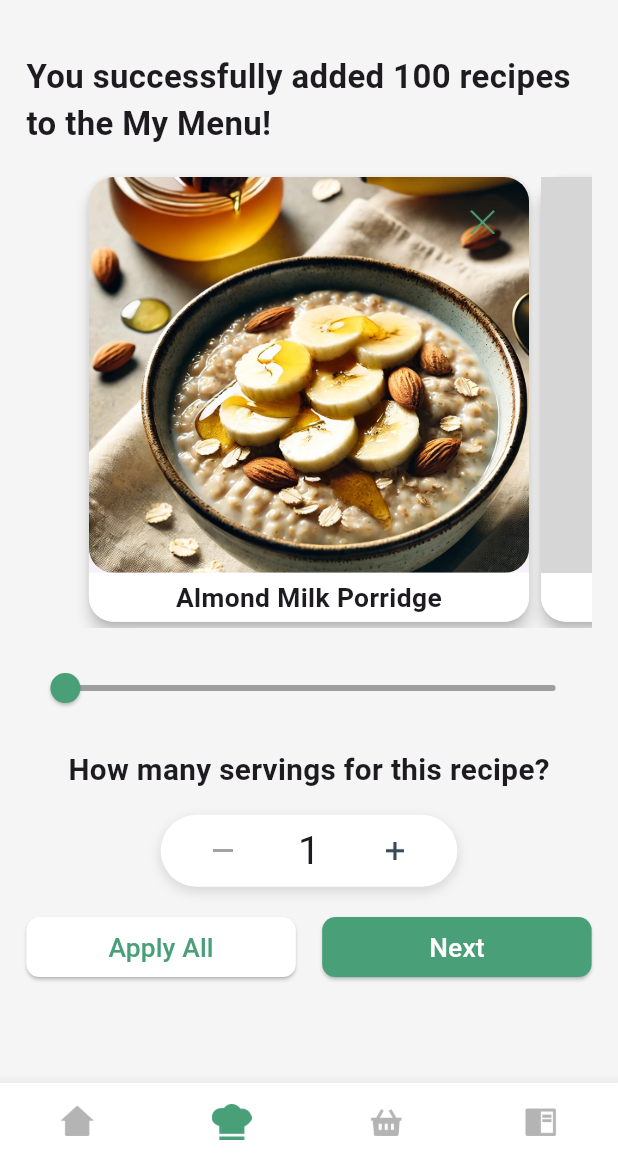
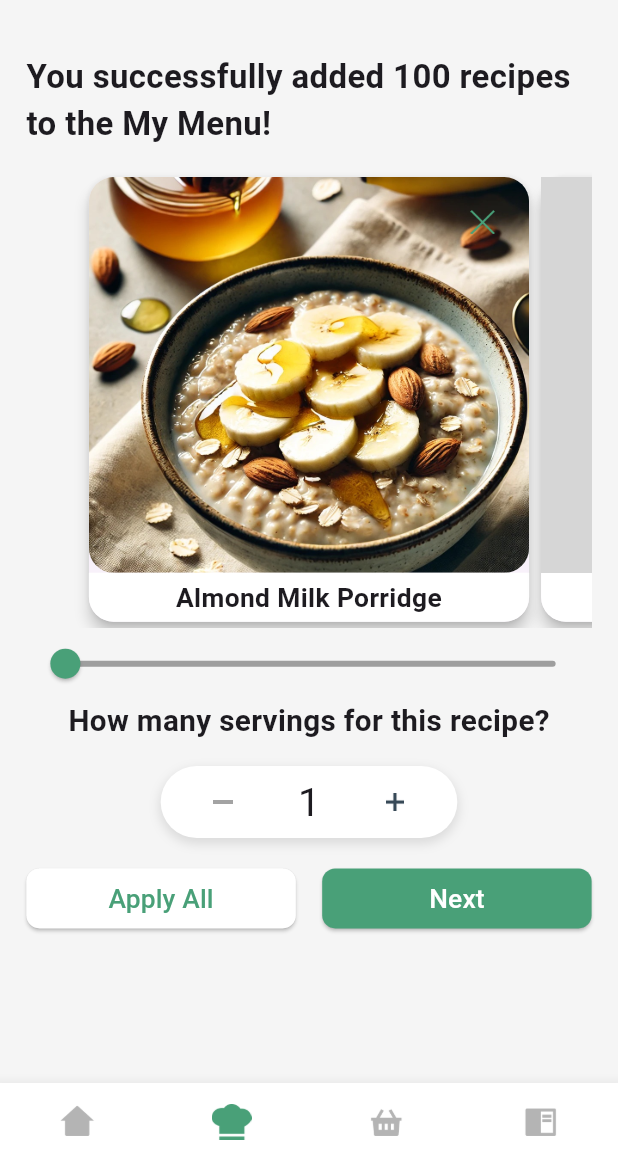
Before and after one commit to aadityayadav17/binarybandits, a Flutter app: the RecipeOverviewScreen screen opened directly, on a phone screen of 412 x 824 dp, the part 64-1236 px from its top. Run offline on Flutter 3.47's test engine with Material 3 defaults, Android fonts, the phone set to English and light mode, and no system bars; our stand-ins replace country_code_picker, dropdown_button2, firebase_auth, firebase_core, firebase_database, google_fonts and 1 more; accounts and stored records are empty; grey boxes are pictures that could not be loaded.

Commit message:
Recipe Overview (27/n) - height: proportionalHeight(context, 0)

```diff
--- a/lib/screens/recipe_overview_screen/recipe_overview_screen.dart
+++ b/lib/screens/recipe_overview_screen/recipe_overview_screen.dart
@@ -227,7 +227,7 @@ class _RecipeOverviewScreenState extends State<RecipeOverviewScreen> {
                         },
                       ),
                     ),
-                    SizedBox(height: proportionalHeight(context, 16)),
+                    SizedBox(height: proportionalHeight(context, 0)),
                     Slider(
                       value: _currentRecipeIndex.toDouble(),
                       min: 0,
@@ -244,7 +244,7 @@ class _RecipeOverviewScreenState extends State<RecipeOverviewScreen> {
                         _pageController?.jumpToPage(_currentRecipeIndex);
                       },
                     ),
-                    SizedBox(height: proportionalHeight(context, 16)),
+                    SizedBox(height: proportionalHeight(context, 0)),
                     Center(
                       child: Text(
                         'How many servings for this recipe?',
```
